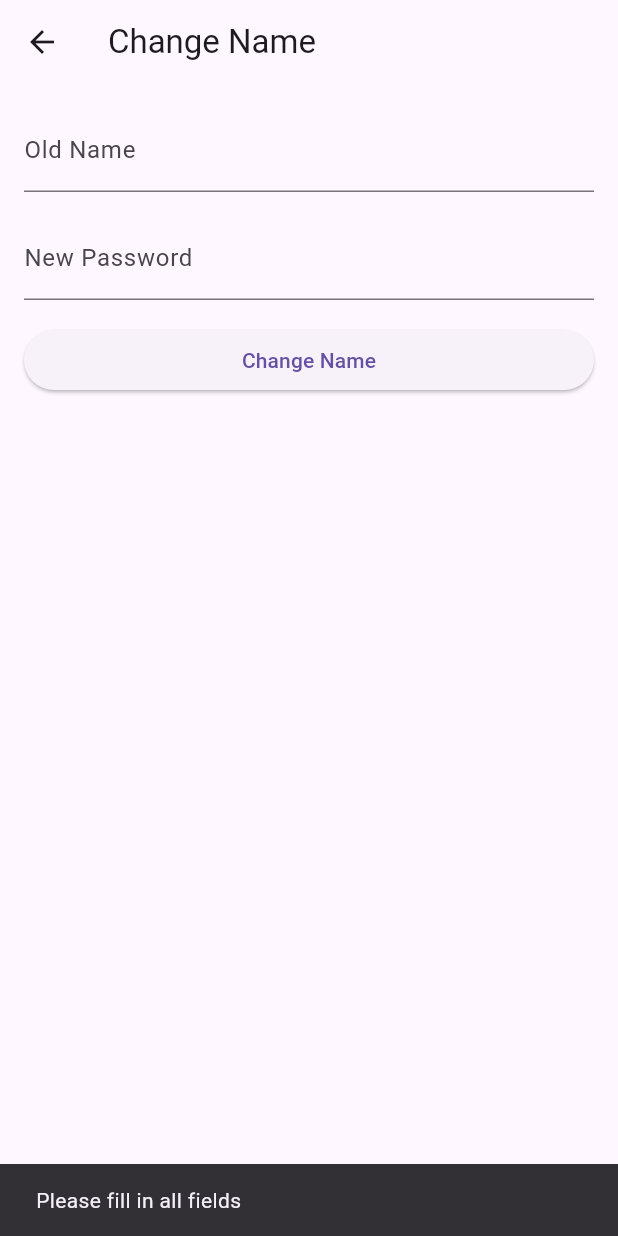
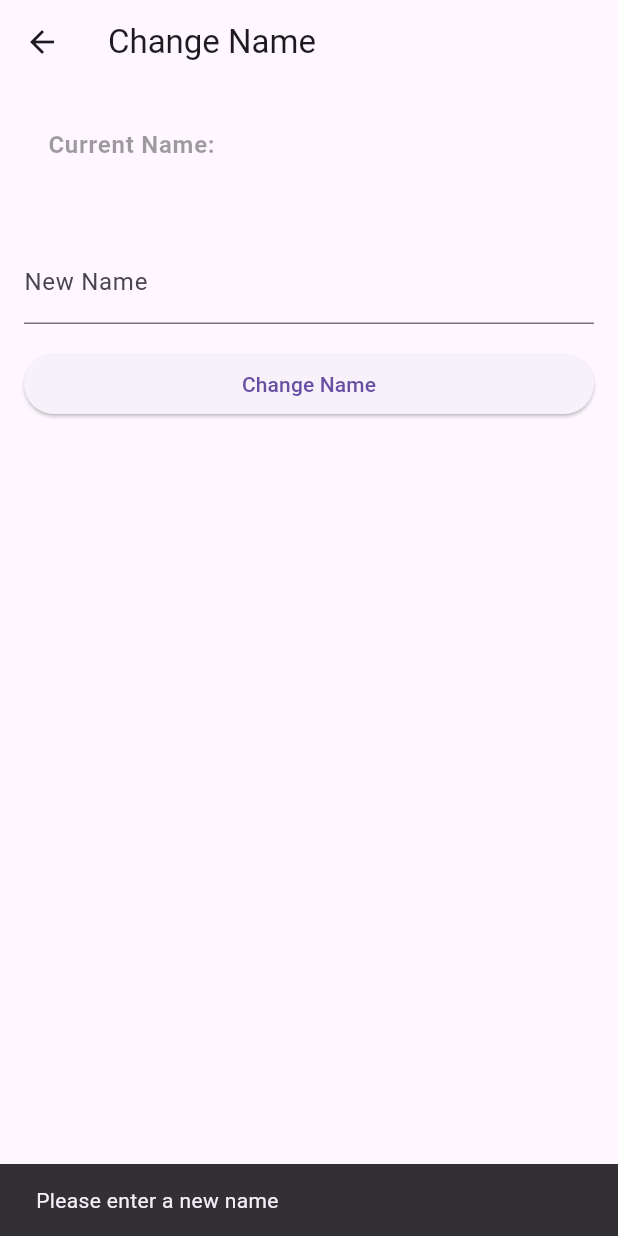
Before and after one commit to 2019331012/Project_350, a Flutter app: the ChangeName screen opened directly, after a tap on "Change Name", on a phone screen of 412 x 824 dp. Run offline on Flutter 3.47's test engine with Material 3 defaults, Android fonts, the phone set to English and light mode, and no system bars; our stand-ins replace hive, hive_flutter, logger, syncfusion_flutter_charts; accounts and stored records are empty.

Commit message:
simple modifications
just simple ones

```diff
--- a/lib/Screens/change_name.dart
+++ b/lib/Screens/change_name.dart
@@ -11,7 +11,6 @@ class ChangeName extends StatefulWidget {
 }
 
 class _ChangeNameState extends State<ChangeName> {
-  final TextEditingController oldNameController = TextEditingController();
   final TextEditingController newNameController = TextEditingController();
 
   late Map<String, String>? loggedInCred;
@@ -22,54 +21,53 @@ class _ChangeNameState extends State<ChangeName> {
     HiveAdapter.initialize(); // Initialize HiveAdapter
     final userCredProvider = Provider.of<UserCredProvider>(context, listen: false);
     loggedInCred = userCredProvider.cred;
-    oldNameController.text = loggedInCred?['name'] ?? '';
   }
 
-
-  // Function to handle changing the password
+  // Function to handle changing the name
   void changeName() {
-    String oldName = oldNameController.text;
+    String oldName = loggedInCred?['name'] ?? '';
     String newName = newNameController.text;
 
     // Add your validation logic here
-    if (oldName.isEmpty || newName.isEmpty) {
-      // Show error message if any field is empty
+    if (newName.isEmpty) {
+      // Show error message if the new name field is empty
       ScaffoldMessenger.of(context).showSnackBar(
         SnackBar(
-          content: Text('Please fill in all fields'),
+          content: Text('Please enter a new name'),
           duration: Duration(seconds: 2),
         ),
       );
     } else if (newName == oldName) {
-      // Show error message if new passwords do not match
+      // Show error message if the new name is the same as the old name
       ScaffoldMessenger.of(context).showSnackBar(
         SnackBar(
-          content: Text('The Names are the same.'),
+          content: Text('The new name cannot be the same as the old name.'),
           duration: Duration(seconds: 2),
         ),
       );
     } else {
-      // Perform password change logic here (e.g., call API or update database)
-      // After successful password change, show success message
+      // Perform name change logic here (e.g., call API or update database)
+      // After successful name change, show success message
 
-      logger.d('LogginCredentials is $loggedInCred');
+      logger.d('LoggingCredentials: $loggedInCred');
       HiveAdapter.changeName(context, loggedInCred?['email'] ?? '', oldName, newName);
 
       ScaffoldMessenger.of(context).showSnackBar(
         SnackBar(
-          content: Text('Name has changed successfully'),
+          content: Text('Name has been changed successfully'),
           duration: Duration(seconds: 2),
         ),
       );
 
-      // Clear text fields after successful password change
-      //oldNameController.clear();
+      // Clear the new name text field after successful name change
       newNameController.clear();
     }
   }
 
   @override
   Widget build(BuildContext context) {
+    String oldName = loggedInCred?['name'] ?? '';
+
     return Scaffold(
       appBar: AppBar(
         title: Text('Change Name'),
@@ -79,16 +77,18 @@ class _ChangeNameState extends State<ChangeName> {
         child: Column(
           crossAxisAlignment: CrossAxisAlignment.stretch,
           children: [
-            TextField(
-              controller: oldNameController,
-              decoration: InputDecoration(labelText: 'Old Name'),
-              obscureText: true,
+            ListTile(
+              title: Text(
+                'Current Name:',
+                style: TextStyle(fontWeight: FontWeight.bold),
+              ),
+              subtitle: Text(oldName),
+              enabled: false, // This makes the ListTile uneditable
             ),
             SizedBox(height: 16),
             TextField(
               controller: newNameController,
-              decoration: InputDecoration(labelText: 'New Password'),
-              obscureText: true,
+              decoration: InputDecoration(labelText: 'New Name'),
             ),
             SizedBox(height: 16),
             ElevatedButton(
@@ -103,7 +103,6 @@ class _ChangeNameState extends State<ChangeName> {
 
   @override
   void dispose() {
-    oldNameController.dispose();
     newNameController.dispose();
     super.dispose();
   }
--- /dev/null
+++ b/lib/Screens/tempCodeRunnerFile.dart
@@ -0,0 +1,6 @@
+style: ElevatedButton.styleFrom(
+            //   primary: selctedItemi == _itemei[1] ? Colors.red : Colors.white,
+            //   shape: RoundedRectangleBorder(
+            //     borderRadius: BorderRadius.circular(10),
+            //   ),
+            // ),
```
Also changed, not shown: 3 other files.
